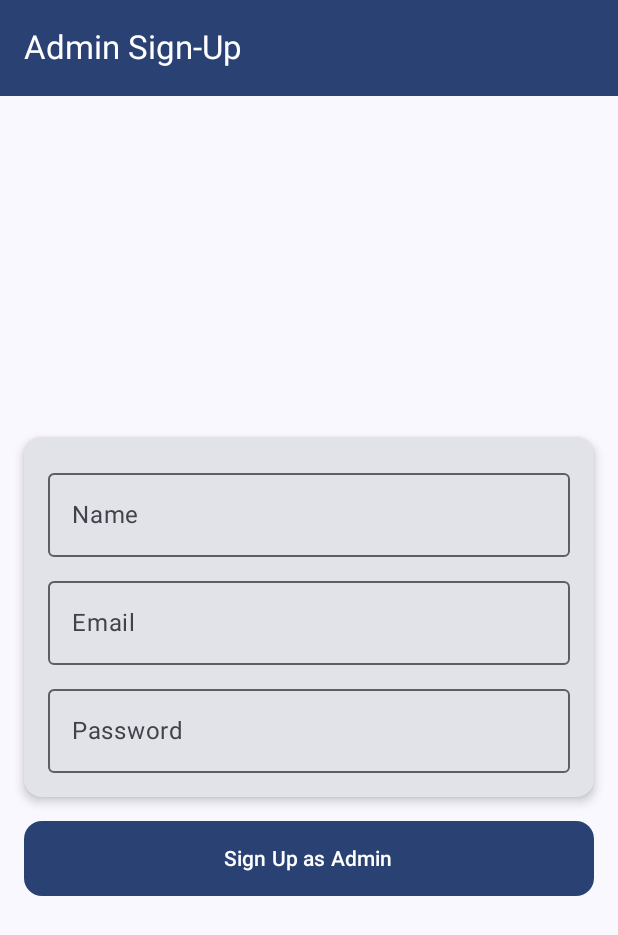
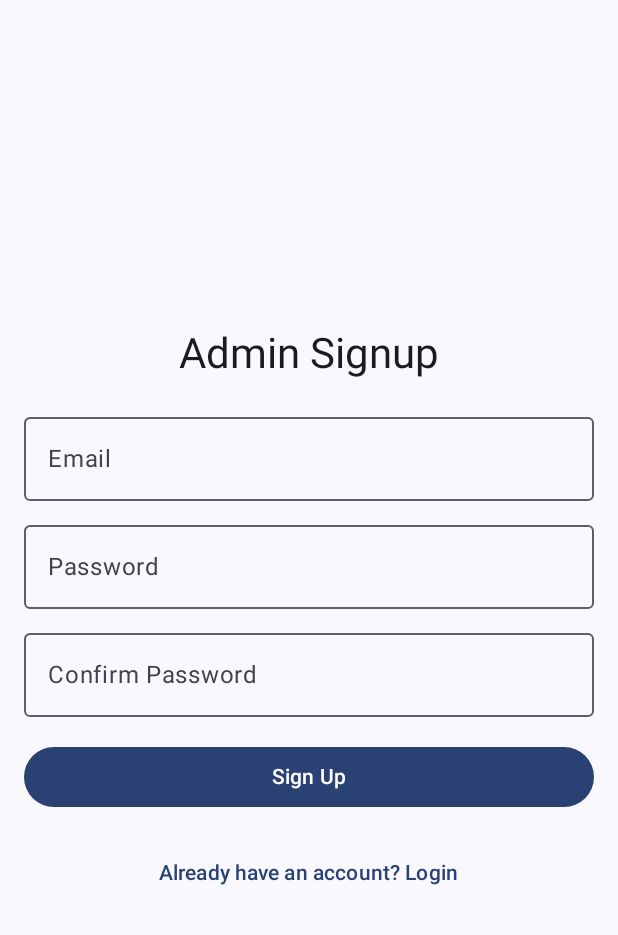
Before and after one commit to Priyanshuanand1/MessUp, an Android app built with Jetpack Compose: the admin_signup screen opened through its navigation route, on a phone screen of 412 x 824 dp. Shown: the top 935 px of the screen. Run offline under Robolectric (Android 15) with nearby library versions, the phone set to English and light mode, and no system bars; our stand-ins replace Firebase (no records; nobody signed in at launch, a user with empty details on screens opened directly).

Commit message:
sixth commit

```diff
--- a/app/src/main/java/com/example/messup/MainActivity.kt
+++ b/app/src/main/java/com/example/messup/MainActivity.kt
@@ -38,9 +38,9 @@ fun AppNavigation() {
         composable("login") { LoginScreen(navController) }
         composable("signup") { SignupScreen(navController) }
         composable("admin_login") { AdminLoginScreen(navController) }
-        composable("admin_signup") { AdminSignupScreen(navController) }
+        composable("admin_signup") { AdminSignupScreen(navController) } // Correct route
         composable("home") { HomeScreen(navController) }
-        composable("admin") { AdminScreen(navController) }
+        composable("admin") { AdminScreen(navController) } // Correct route
         composable("menu") { MenuScreen() }
         composable("order") { OrderScreen() }
         composable("feedback") { FeedbackScreen() }
--- a/app/src/main/java/com/example/messup/ui/theme/AdminSignupScreen.kt
+++ b/app/src/main/java/com/example/messup/ui/theme/AdminSignupScreen.kt
@@ -8,49 +8,31 @@ import androidx.compose.ui.Modifier
 import androidx.compose.ui.unit.dp
 import androidx.navigation.NavController
 import com.google.firebase.auth.FirebaseAuth
-import com.google.firebase.firestore.FirebaseFirestore
+import kotlinx.coroutines.launch
 
-@OptIn(ExperimentalMaterial3Api::class)
 @Composable
 fun AdminSignupScreen(navController: NavController) {
-    val auth = FirebaseAuth.getInstance()
-    val db = FirebaseFirestore.getInstance()
-    var name by remember { mutableStateOf("") }
     var email by remember { mutableStateOf("") }
     var password by remember { mutableStateOf("") }
+    var confirmPassword by remember { mutableStateOf("") }
     var error by remember { mutableStateOf<String?>(null) }
+    val snackbarHostState = remember { SnackbarHostState() }
+    val scope = rememberCoroutineScope()
+    val auth = FirebaseAuth.getInstance()
 
     Scaffold(
-        topBar = {
-            TopAppBar(
-                title = { Text("Admin Sign-Up") },
-                colors = TopAppBarDefaults.topAppBarColors(
-                    containerColor = MaterialTheme.colorScheme.primary,
-                    titleContentColor = MaterialTheme.colorScheme.onPrimary
-                )
-            )
-        }
-    ) { padding ->
+        snackbarHost = { SnackbarHost(snackbarHostState) }
+    ) { paddingValues ->
         Column(
             modifier = Modifier
                 .fillMaxSize()
-                .padding(padding)
+                .padding(paddingValues)
                 .padding(16.dp),
-            verticalArrangement = Arrangement.Center,
-            horizontalAlignment = Alignment.CenterHorizontally
+            horizontalAlignment = Alignment.CenterHorizontally,
+            verticalArrangement = Arrangement.Center
         ) {
-            Card(
-                modifier = Modifier.fillMaxWidth(),
-                elevation = CardDefaults.cardElevation(4.dp)
-            ) {
-                Column(modifier = Modifier.padding(16.dp)) {
-                    OutlinedTextField(
-                        value = name,
-                        onValueChange = { name = it },
-                        label = { Text("Name") },
-                        modifier = Modifier.fillMaxWidth()
-                    )
-                    Spacer(modifier = Modifier.height(8.dp))
+            Text("Admin Signup", style = MaterialTheme.typography.headlineMedium)
+            Spacer(modifier = Modifier.height(16.dp))
             OutlinedTextField(
                 value = email,
                 onValueChange = { email = it },
@@ -64,41 +46,50 @@ fun AdminSignupScreen(navController: NavController) {
                 label = { Text("Password") },
                 modifier = Modifier.fillMaxWidth()
             )
-                }
-            }
+            Spacer(modifier = Modifier.height(8.dp))
+            OutlinedTextField(
+                value = confirmPassword,
+                onValueChange = { confirmPassword = it },
+                label = { Text("Confirm Password") },
+                modifier = Modifier.fillMaxWidth()
+            )
             Spacer(modifier = Modifier.height(16.dp))
             Button(
                 onClick = {
-                    if (name.isNotEmpty() && email.isNotEmpty() && password.isNotEmpty()) {
+                    if (email.isNotEmpty() && password.isNotEmpty() && confirmPassword.isNotEmpty()) {
+                        if (password == confirmPassword) {
                             auth.createUserWithEmailAndPassword(email, password)
                                 .addOnCompleteListener { task ->
                                     if (task.isSuccessful) {
-                                    val userData = hashMapOf(
-                                        "name" to name,
-                                        "email" to email,
-                                        "role" to "admin"
-                                    )
-                                    db.collection("users").document(email).set(userData)
-                                        .addOnSuccessListener {
-                                            navController.navigate("admin")
-                                        }
-                                        .addOnFailureListener {
-                                            error = "Failed to save admin data: ${it.message}"
-                                        }
+                                        navController.navigate("admin_login") { popUpTo(0) }
                                     } else {
-                                    error = task.exception?.message
+                                        error = task.exception?.message ?: "Signup failed"
                                     }
                                 }
                         } else {
-                        error = "All fields are required"
+                            error = "Passwords do not match"
+                        }
+                    } else {
+                        error = "Please fill all fields"
                     }
                 },
-                modifier = Modifier.fillMaxWidth().height(50.dp),
-                shape = MaterialTheme.shapes.medium
+                modifier = Modifier.fillMaxWidth()
             ) {
-                Text("Sign Up as Admin", style = MaterialTheme.typography.labelLarge)
+                Text("Sign Up")
             }
             error?.let { Text(it, color = MaterialTheme.colorScheme.error, modifier = Modifier.padding(top = 8.dp)) }
+            Spacer(modifier = Modifier.height(16.dp))
+            TextButton(onClick = { navController.navigate("admin_login") }) {
+                Text("Already have an account? Login")
             }
         }
     }
+
+    LaunchedEffect(error) {
+        error?.let {
+            scope.launch {
+                snackbarHostState.showSnackbar(it)
+            }
+        }
+    }
+}
```
Also changed, not shown: app/src/main/java/com/example/messup/AdminScreen.kt (+39 -29 lines). Lines whose indentation alone changed are shown as unchanged.
